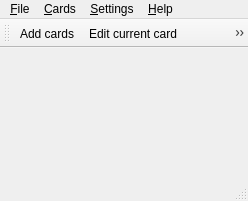
Old version of the form mnemosyne/mnemosyne/pyqt_ui/main_window.ui in the repository mnemosyne-proj/mnemosyne.
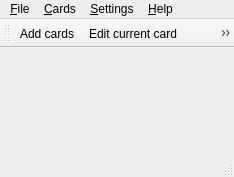
New version of the form. Icons and pictures are not drawn.

Diff of the .ui file:
```diff
--- a/mnemosyne/mnemosyne/pyqt_ui/main_window.ui
+++ b/mnemosyne/mnemosyne/pyqt_ui/main_window.ui
@@ -6,8 +6,8 @@
    <rect>
     <x>0</x>
     <y>0</y>
-    <width>248</width>
-    <height>201</height>
+    <width>234</width>
+    <height>177</height>
    </rect>
   </property>
   <property name="sizePolicy">
@@ -29,7 +29,7 @@
     <rect>
      <x>0</x>
      <y>0</y>
-     <width>248</width>
+     <width>234</width>
      <height>24</height>
     </rect>
    </property>
```
Left out of the diff: 6 changed lines with no effect on the pictures.
